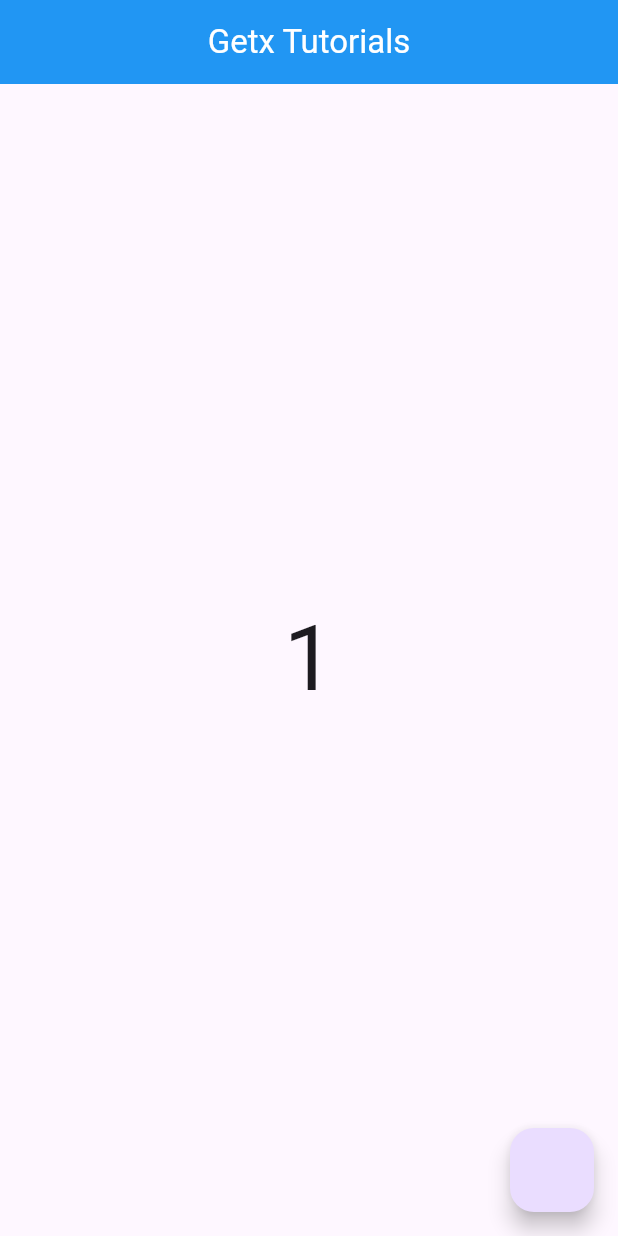
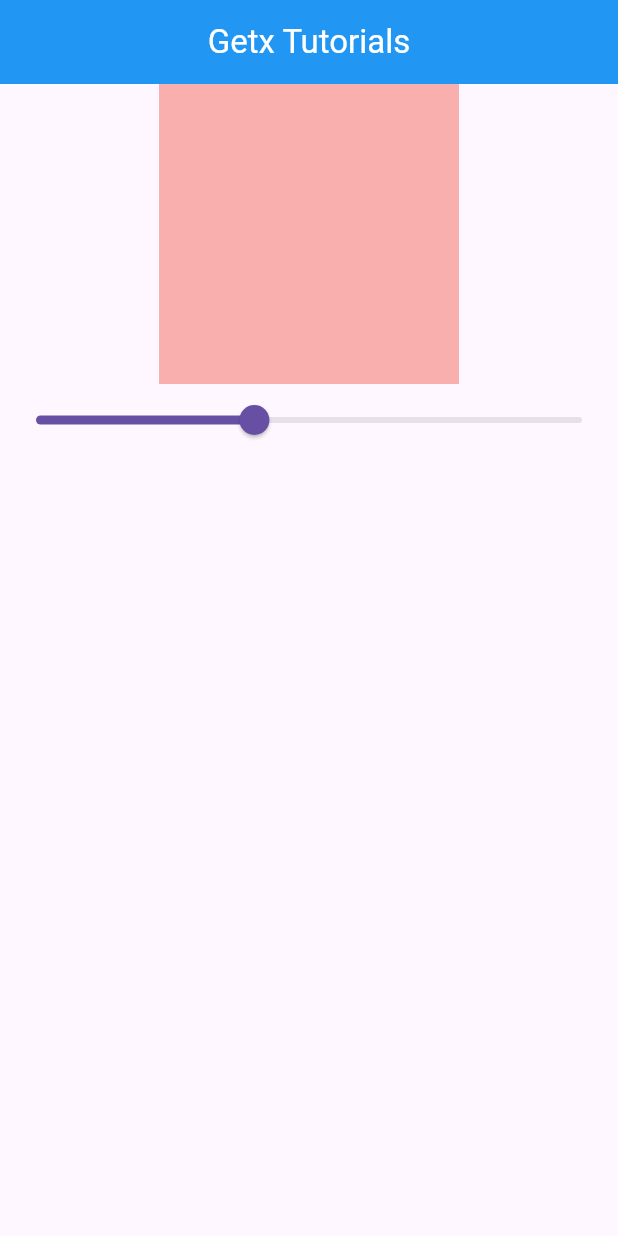
Before and after one commit to Hafiz-Muhammad-Shayan/GetxExplaination, a Flutter app: the screen it shows after launch, on a phone screen of 412 x 824 dp. Run offline on Flutter 3.47's test engine with Material 3 defaults, Android fonts, the phone set to English and light mode, and no system bars; our stand-ins replace get.

Commit message:
video 9 done color change

```diff
--- /dev/null
+++ b/lib/example_two.dart
@@ -0,0 +1,11 @@
+import 'package:get/get.dart';
+
+class ExampleTwoController extends GetxController {
+
+  RxDouble opacity = 0.4.obs;
+
+  setOpacity(double value){
+      opacity.value = value;
+  }
+
+}
--- a/lib/home_screen.dart
+++ b/lib/home_screen.dart
@@ -2,6 +2,7 @@
 import 'package:get/get.dart';
 import 'package:get/get_connect/http/src/utils/utils.dart';
 import 'package:getxexplaination/counter_controller.dart';
+import 'package:getxexplaination/example_two.dart';
 import 'package:getxexplaination/screen_one.dart';
 
 class HomeScreen extends StatefulWidget {
@@ -12,8 +13,7 @@
 }
 
 class _HomeScreenState extends State<HomeScreen> {
-  final CounterController controller = Get.put(CounterController());
-
+  ExampleTwoController exampleTwoController = Get.put(ExampleTwoController());
   @override
   Widget build(BuildContext context) {
     return Scaffold(
@@ -27,20 +27,19 @@
           ),
         ),),
       ),
-      body: Center(
-        child: Obx((){
-          return Text(
-            controller.counter.toString(),
-            style: TextStyle(
-              fontSize: 60,
-            ),);
-        }),
+      body: Column(
+        children: [
+          Obx(() => Container(
+            width: 200,
+            height: 200,
+            color: Colors.red.withOpacity(exampleTwoController.opacity.value),
+          ),),
+          Obx(() =>  Slider(value: exampleTwoController.opacity.value, onChanged: (value){
+            exampleTwoController.setOpacity(value);
+          }),),
+        ],
       ),
 
-      floatingActionButton: FloatingActionButton(
-          onPressed: (){
-          controller.incrementCounter();
-          }),
     );
   }
 }
```
